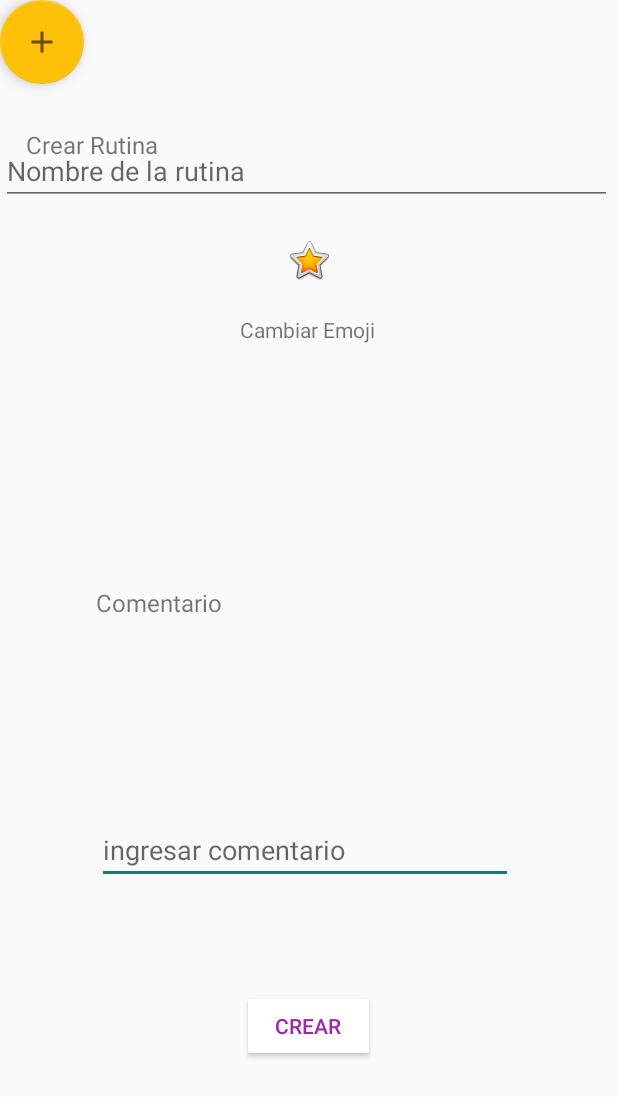
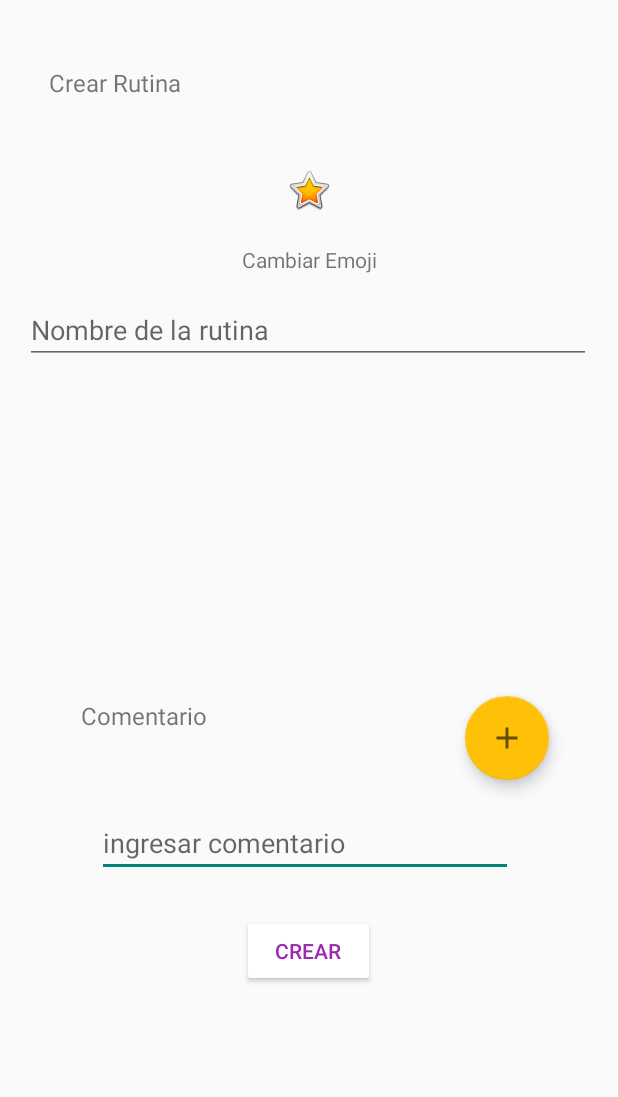
Before and after one commit to danielavelosar/training-for-gym-app, an Android app: the fragment fragment_creacion_rutina shown on its own in the app's theme, on a phone screen of 412 x 824 dp. Shown: the top 1097 px of the screen. Run offline under Robolectric (Android 15) with nearby library versions, the phone set to English and light mode, and no system bars.

Commit message:
version_grevy interfaces

```diff
--- a/app/src/main/res/layout/fragment_creacion_rutina.xml
+++ b/app/src/main/res/layout/fragment_creacion_rutina.xml
@@ -23,51 +23,43 @@
         app:layout_constraintEnd_toEndOf="parent"
         app:layout_constraintHorizontal_bias="0.0"
         app:layout_constraintStart_toStartOf="parent"
-        app:layout_constraintTop_toTopOf="parent" />
+        app:layout_constraintTop_toTopOf="parent"
+        app:layout_constraintVertical_bias="0.0" />
 
     <TextView
         android:id="@+id/text_cambiar_emoji"
         android:layout_width="wrap_content"
         android:layout_height="wrap_content"
-        android:layout_marginStart="158dp"
-        android:layout_marginEnd="162dp"
-        android:layout_marginBottom="496dp"
         android:text="Cambiar Emoji"
-        app:layout_constraintBottom_toBottomOf="parent"
         app:layout_constraintEnd_toEndOf="parent"
-        app:layout_constraintHorizontal_bias="1.0"
         app:layout_constraintStart_toStartOf="parent"
-        app:layout_constraintTop_toBottomOf="@+id/button_cambiar_emoji"
-        app:layout_constraintVertical_bias="0.0"
-        tools:ignore="MissingConstraints" />
+        app:layout_constraintTop_toBottomOf="@+id/button_cambiar_emoji" />
 
     <TextView
         android:id="@+id/text_crear_rutina"
         android:layout_width="wrap_content"
         android:layout_height="wrap_content"
-        android:layout_marginStart="32dp"
         android:layout_marginTop="40dp"
-        android:layout_marginEnd="321dp"
-        android:layout_marginBottom="672dp"
         android:text="Crear Rutina"
         android:textSize="16sp"
         app:layout_constraintBottom_toBottomOf="parent"
         app:layout_constraintEnd_toEndOf="parent"
+        app:layout_constraintHorizontal_bias="0.101"
         app:layout_constraintStart_toStartOf="parent"
-        app:layout_constraintTop_toTopOf="parent" />
+        app:layout_constraintTop_toTopOf="parent"
+        app:layout_constraintVertical_bias="0.005" />
 
     <TextView
         android:id="@+id/text_comentario"
         android:layout_width="90dp"
         android:layout_height="25dp"
         android:layout_marginStart="64dp"
-        android:layout_marginTop="60dp"
+        android:layout_marginTop="30dp"
         android:layout_marginEnd="270dp"
         android:text="Comentario"
         android:textSize="16sp"
-        app:layout_constraintBottom_toTopOf="@+id/editText"
         app:layout_constraintEnd_toEndOf="parent"
-        app:layout_constraintHorizontal_bias="0.0"
+        app:layout_constraintHorizontal_bias="0.846"
         app:layout_constraintStart_toStartOf="parent"
         app:layout_constraintTop_toBottomOf="@+id/recyclerView_ejercicios_de_rutina" />
 
@@ -76,10 +68,9 @@
         android:layout_width="277dp"
         android:layout_height="43dp"
         android:layout_marginStart="64dp"
+        android:layout_marginTop="50dp"
         android:layout_marginEnd="70dp"
-        android:layout_marginBottom="104dp"
         android:hint="ingresar comentario"
-        app:layout_constraintBottom_toBottomOf="parent"
         app:layout_constraintEnd_toEndOf="parent"
         app:layout_constraintHorizontal_bias="1.0"
         app:layout_constraintStart_toStartOf="parent"
@@ -87,12 +78,13 @@
 
     <EditText
         android:id="@+id/editText_nombre_rutina"
-        android:layout_width="407dp"
-        android:layout_height="43dp"
+        android:layout_width="377dp"
+        android:layout_height="40dp"
+        android:layout_marginTop="20dp"
         android:layout_marginEnd="4dp"
         android:hint="Nombre de la rutina"
-        app:layout_constraintBottom_toTopOf="@+id/recyclerView_ejercicios_de_rutina"
         app:layout_constraintEnd_toEndOf="parent"
+        app:layout_constraintHorizontal_bias="0.533"
         app:layout_constraintStart_toStartOf="parent"
         app:layout_constraintTop_toBottomOf="@+id/text_cambiar_emoji" />
 
@@ -100,11 +92,14 @@
         android:id="@+id/button_agregar_ejercicios"
         android:layout_width="wrap_content"
         android:layout_height="wrap_content"
+        android:layout_marginTop="28dp"
         android:clickable="true"
         android:src="@drawable/ic_baseline_add_24"
         app:backgroundTint="#FFC107"
-        tools:layout_editor_absoluteX="323dp"
-        tools:layout_editor_absoluteY="482dp"
+        app:layout_constraintEnd_toEndOf="parent"
+        app:layout_constraintHorizontal_bias="0.87"
+        app:layout_constraintStart_toStartOf="parent"
+        app:layout_constraintTop_toBottomOf="@+id/recyclerView_ejercicios_de_rutina"
         tools:ignore="MissingConstraints" />
 
     <Button
@@ -112,23 +107,24 @@
         android:layout_width="0dp"
         android:layout_height="wrap_content"
         android:layout_marginStart="161dp"
+        android:layout_marginTop="25dp"
         android:layout_marginEnd="162dp"
-        android:layout_marginBottom="45dp"
         android:backgroundTint="#FFFFFF"
         android:text="CREAR"
         android:textColor="#9C27B0"
-        app:layout_constraintBottom_toBottomOf="parent"
         app:layout_constraintEnd_toEndOf="parent"
-        app:layout_constraintHorizontal_bias="0.51"
+        app:layout_constraintHorizontal_bias="0.0"
         app:layout_constraintStart_toStartOf="parent"
         app:layout_constraintTop_toBottomOf="@+id/editText" />
 
     <androidx.recyclerview.widget.RecyclerView
 
         android:id="@+id/recyclerView_ejercicios_de_rutina"
-        android:layout_width="match_parent"
-        android:layout_height="200dp"
-        tools:ignore="MissingConstraints"
-        tools:layout_editor_absoluteX="16dp"
-        tools:layout_editor_absoluteY="282dp" />
+        android:layout_width="345dp"
+        android:layout_height="173dp"
+        android:layout_marginTop="20dp"
+        app:layout_constraintEnd_toEndOf="parent"
+        app:layout_constraintStart_toStartOf="parent"
+        app:layout_constraintTop_toBottomOf="@+id/editText_nombre_rutina"
+        tools:ignore="MissingConstraints" />
 </androidx.constraintlayout.widget.ConstraintLayout>
--- a/app/src/main/res/layout/fragment_lista_ejercicios.xml
+++ b/app/src/main/res/layout/fragment_lista_ejercicios.xml
@@ -63,7 +63,8 @@
         app:layout_constraintEnd_toEndOf="parent"
         app:layout_constraintHorizontal_bias="1.0"
         app:layout_constraintStart_toStartOf="parent"
-        tools:ignore="MissingConstraints" />
+        tools:ignore="MissingConstraints"
+        />
 
 
 </androidx.constraintlayout.widget.ConstraintLayout>
```
Also changed, not shown: app/src/main/res/layout/fragment_creacion_ejercicio.xml (+13 -20 lines).
